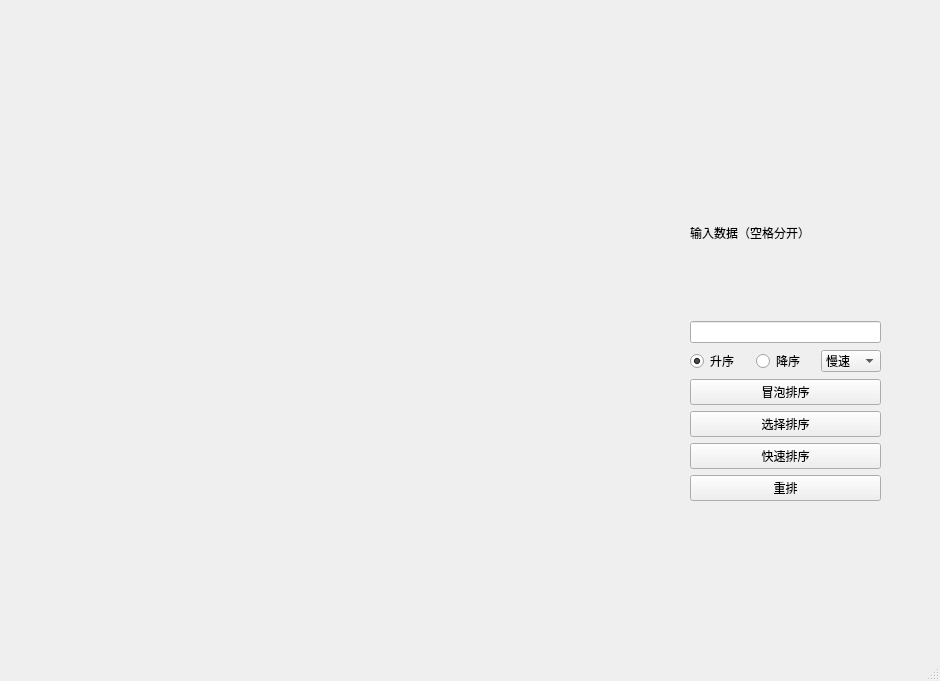
First picture: the form in mainwindow.ui, repository Skylength/visualsortQAQ, before the edit.
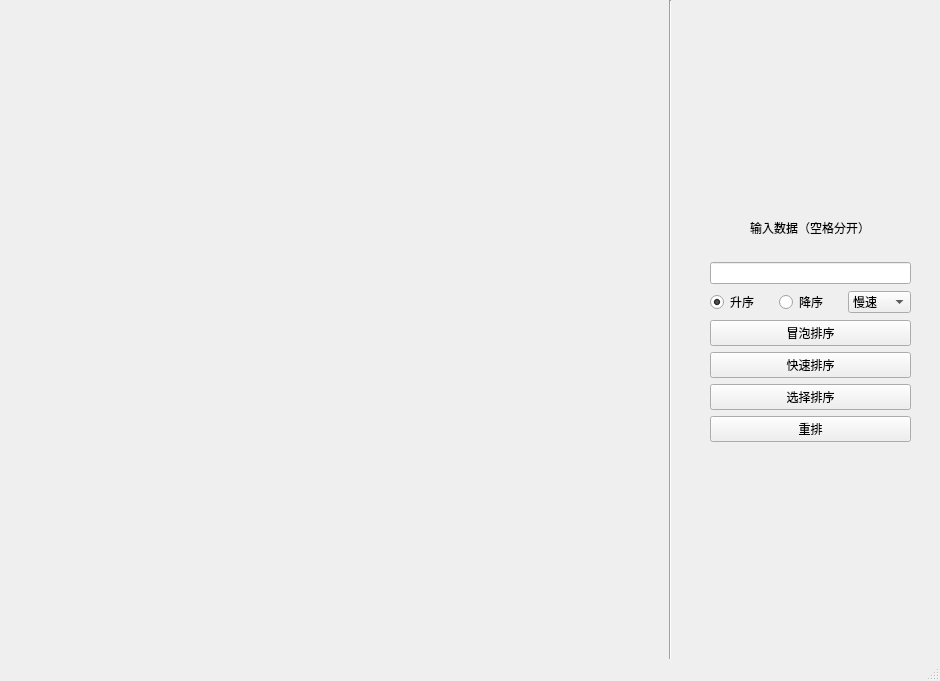
Second picture: the form after the edit.

The edit to the form file:
```diff
--- a/mainwindow.ui
+++ b/mainwindow.ui
@@ -17,20 +17,14 @@
    <widget class="QWidget" name="verticalLayoutWidget_3">
     <property name="geometry">
      <rect>
-      <x>690</x>
-      <y>150</y>
-      <width>191</width>
-      <height>351</height>
+      <x>710</x>
+      <y>200</y>
+      <width>201</width>
+      <height>242</height>
      </rect>
     </property>
-    <layout class="QHBoxLayout" name="horizontalLayout_3">
-     <item>
       <layout class="QVBoxLayout" name="verticalLayout">
-       <item>
-        <layout class="QVBoxLayout" name="verticalLayout_2">
-         <item>
-          <layout class="QVBoxLayout" name="verticalLayout_3">
-           <item>
+     <item alignment="Qt::AlignHCenter">
             <widget class="QLabel" name="label">
              <property name="text">
               <string>输入数据（空格分开）</string>
@@ -44,10 +38,8 @@
              </property>
             </widget>
            </item>
-          </layout>
-         </item>
          <item>
-          <layout class="QHBoxLayout" name="horizontalLayout_2">
+      <layout class="QHBoxLayout" name="horizontalLayout_3">
            <item>
             <widget class="QRadioButton" name="radioButton">
              <property name="text">
@@ -72,8 +64,6 @@
             </widget>
            </item>
            <item>
-            <layout class="QHBoxLayout" name="horizontalLayout">
-             <item>
               <widget class="QComboBox" name="comboBox">
                <item>
                 <property name="text">
@@ -94,10 +84,6 @@
              </item>
             </layout>
            </item>
-          </layout>
-         </item>
-        </layout>
-       </item>
        <item>
         <widget class="QPushButton" name="pushButton">
          <property name="text">
@@ -105,13 +91,6 @@
          </property>
         </widget>
        </item>
-       <item>
-        <widget class="QPushButton" name="pushButton_3">
-         <property name="text">
-          <string>选择排序</string>
-         </property>
-        </widget>
-       </item>
        <item>
         <widget class="QPushButton" name="pushButton_2">
          <property name="text">
@@ -119,6 +98,13 @@
          </property>
         </widget>
        </item>
+     <item>
+      <widget class="QPushButton" name="pushButton_3">
+       <property name="text">
+        <string>选择排序</string>
+       </property>
+      </widget>
+     </item>
        <item>
         <widget class="QPushButton" name="pushButton_4">
          <property name="text">
@@ -127,8 +113,19 @@
         </widget>
        </item>
       </layout>
-     </item>
-    </layout>
+   </widget>
+   <widget class="Line" name="line">
+    <property name="geometry">
+     <rect>
+      <x>660</x>
+      <y>0</y>
+      <width>20</width>
+      <height>671</height>
+     </rect>
+    </property>
+    <property name="orientation">
+     <enum>Qt::Vertical</enum>
+    </property>
    </widget>
   </widget>
   <widget class="QMenuBar" name="menubar">
```
Left out of the diff: 2 changed lines with no effect on the pictures. Lines whose indentation alone changed are shown as unchanged.
